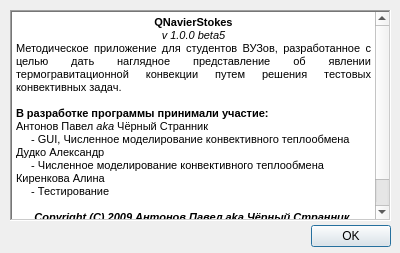
First picture: the form in GUI/aboutwindow.ui, repository pvantonov/qnavierstokes, before the edit.
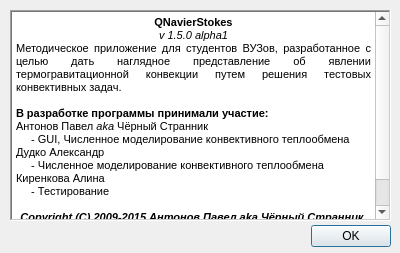
Second picture: the form after the edit.

Patch:
```diff
--- a/GUI/aboutwindow.ui
+++ b/GUI/aboutwindow.ui
@@ -62,9 +62,9 @@
 p, li { white-space: pre-wrap; }
 &lt;/style&gt;&lt;/head&gt;&lt;body style=&quot; font-family:'MS Shell Dlg 2'; font-size:8.25pt; font-weight:400; font-style:normal;&quot;&gt;
 &lt;p align=&quot;center&quot; style=&quot; margin-top:0px; margin-bottom:0px; margin-left:0px; margin-right:0px; -qt-block-indent:0; text-indent:0px;&quot;&gt;&lt;span style=&quot; font-size:8pt; font-weight:600;&quot;&gt;QNavierStokes&lt;/span&gt;&lt;/p&gt;
-&lt;p align=&quot;center&quot; style=&quot; margin-top:0px; margin-bottom:0px; margin-left:0px; margin-right:0px; -qt-block-indent:0; text-indent:0px;&quot;&gt;&lt;span style=&quot; font-size:8pt; font-style:italic;&quot;&gt;v 1.0.0 beta5&lt;/span&gt;&lt;/p&gt;
+&lt;p align=&quot;center&quot; style=&quot; margin-top:0px; margin-bottom:0px; margin-left:0px; margin-right:0px; -qt-block-indent:0; text-indent:0px;&quot;&gt;&lt;span style=&quot; font-size:8pt; font-style:italic;&quot;&gt;v 1.5.0 alpha1&lt;/span&gt;&lt;/p&gt;
 &lt;p align=&quot;justify&quot; style=&quot; margin-top:0px; margin-bottom:0px; margin-left:0px; margin-right:0px; -qt-block-indent:0; text-indent:0px;&quot;&gt;&lt;span style=&quot; font-size:8pt;&quot;&gt;Методическое приложение для студентов ВУЗов, разработанное с целью дать наглядное представление об явлении термогравитационной конвекции путем решения тестовых конвективных задач.&lt;/span&gt;&lt;/p&gt;
-&lt;p align=&quot;justify&quot; style=&quot;-qt-paragraph-type:empty; margin-top:0px; margin-bottom:0px; margin-left:0px; margin-right:0px; -qt-block-indent:0; text-indent:0px; font-size:8pt;&quot;&gt;&lt;/p&gt;
+&lt;p align=&quot;justify&quot; style=&quot;-qt-paragraph-type:empty; margin-top:0px; margin-bottom:0px; margin-left:0px; margin-right:0px; -qt-block-indent:0; text-indent:0px; font-size:8pt;&quot;&gt;&lt;br /&gt;&lt;/p&gt;
 &lt;p style=&quot; margin-top:0px; margin-bottom:0px; margin-left:0px; margin-right:0px; -qt-block-indent:0; text-indent:0px;&quot;&gt;&lt;span style=&quot; font-size:8pt; font-weight:600;&quot;&gt;В разработке программы принимали участие:&lt;/span&gt;&lt;/p&gt;
 &lt;p style=&quot; margin-top:0px; margin-bottom:0px; margin-left:0px; margin-right:0px; -qt-block-indent:0; text-indent:0px;&quot;&gt;&lt;span style=&quot; font-size:8pt;&quot;&gt;Антонов Павел &lt;/span&gt;&lt;span style=&quot; font-size:8pt; font-style:italic;&quot;&gt;aka&lt;/span&gt;&lt;span style=&quot; font-size:8pt;&quot;&gt; Чёрный Странник&lt;/span&gt;&lt;/p&gt;
 &lt;p style=&quot; margin-top:0px; margin-bottom:0px; margin-left:0px; margin-right:0px; -qt-block-indent:0; text-indent:0px;&quot;&gt;&lt;span style=&quot; font-size:8pt;&quot;&gt;     - GUI, Численное моделирование конвективного теплообмена&lt;/span&gt;&lt;/p&gt;
@@ -72,8 +72,8 @@
 &lt;p style=&quot; margin-top:0px; margin-bottom:0px; margin-left:0px; margin-right:0px; -qt-block-indent:0; text-indent:0px;&quot;&gt;&lt;span style=&quot; font-size:8pt;&quot;&gt;     - Численное моделирование конвективного теплообмена&lt;/span&gt;&lt;/p&gt;
 &lt;p style=&quot; margin-top:0px; margin-bottom:0px; margin-left:0px; margin-right:0px; -qt-block-indent:0; text-indent:0px;&quot;&gt;&lt;span style=&quot; font-size:8pt;&quot;&gt;Киренкова Алина&lt;/span&gt;&lt;/p&gt;
 &lt;p style=&quot; margin-top:0px; margin-bottom:0px; margin-left:0px; margin-right:0px; -qt-block-indent:0; text-indent:0px;&quot;&gt;&lt;span style=&quot; font-size:8pt;&quot;&gt;     - Тестирование&lt;/span&gt;&lt;/p&gt;
-&lt;p style=&quot;-qt-paragraph-type:empty; margin-top:0px; margin-bottom:0px; margin-left:0px; margin-right:0px; -qt-block-indent:0; text-indent:0px; font-size:8pt;&quot;&gt;&lt;/p&gt;
-&lt;p align=&quot;center&quot; style=&quot; margin-top:0px; margin-bottom:0px; margin-left:0px; margin-right:0px; -qt-block-indent:0; text-indent:0px;&quot;&gt;&lt;span style=&quot; font-size:8pt; font-weight:600; font-style:italic;&quot;&gt;Copyright (C) 2009 Антонов Павел aka Чёрный Странник &lt;/span&gt;&lt;/p&gt;
+&lt;p style=&quot;-qt-paragraph-type:empty; margin-top:0px; margin-bottom:0px; margin-left:0px; margin-right:0px; -qt-block-indent:0; text-indent:0px; font-size:8pt;&quot;&gt;&lt;br /&gt;&lt;/p&gt;
+&lt;p align=&quot;center&quot; style=&quot; margin-top:0px; margin-bottom:0px; margin-left:0px; margin-right:0px; -qt-block-indent:0; text-indent:0px;&quot;&gt;&lt;span style=&quot; font-size:8pt; font-weight:600; font-style:italic;&quot;&gt;Copyright (C) 2009-2015 Антонов Павел aka Чёрный Странник &lt;/span&gt;&lt;/p&gt;
 &lt;p align=&quot;center&quot; style=&quot; margin-top:0px; margin-bottom:0px; margin-left:0px; margin-right:0px; -qt-block-indent:0; text-indent:0px;&quot;&gt;&lt;span style=&quot; font-size:8pt; font-weight:600; font-style:italic;&quot;&gt;Все права защищены&lt;/span&gt;&lt;/p&gt;
 &lt;p align=&quot;center&quot; style=&quot; margin-top:0px; margin-bottom:0px; margin-left:0px; margin-right:0px; -qt-block-indent:0; text-indent:0px;&quot;&gt;&lt;span style=&quot; font-size:8pt; font-weight:600; font-style:italic;&quot;&gt;GPL v3&lt;/span&gt;&lt;/p&gt;&lt;/body&gt;&lt;/html&gt;</string>
    </property>
```
